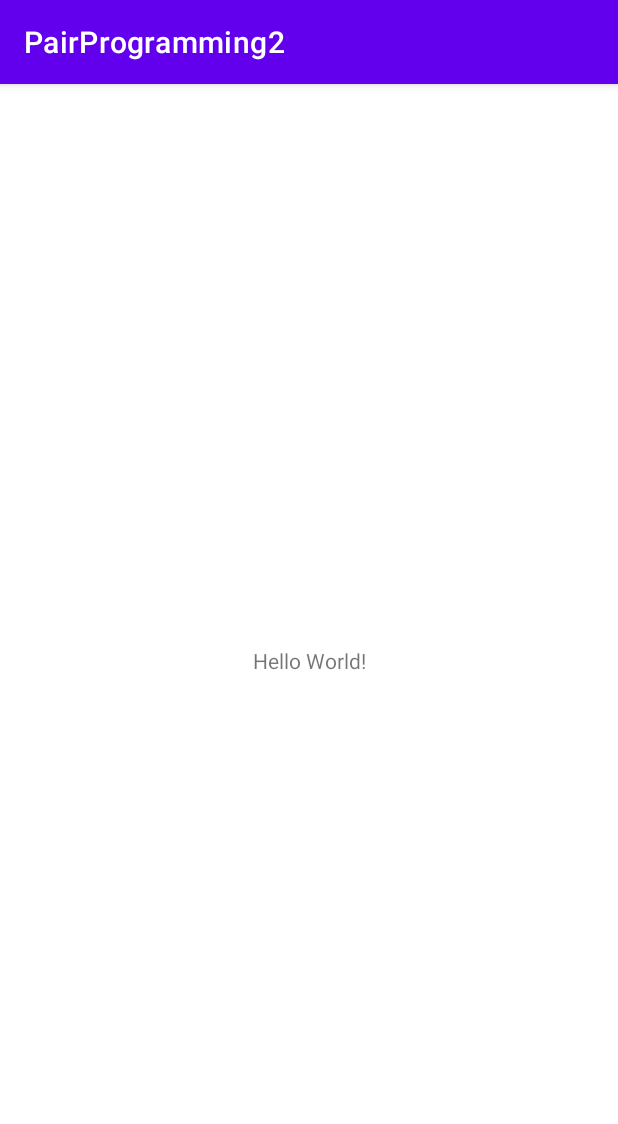
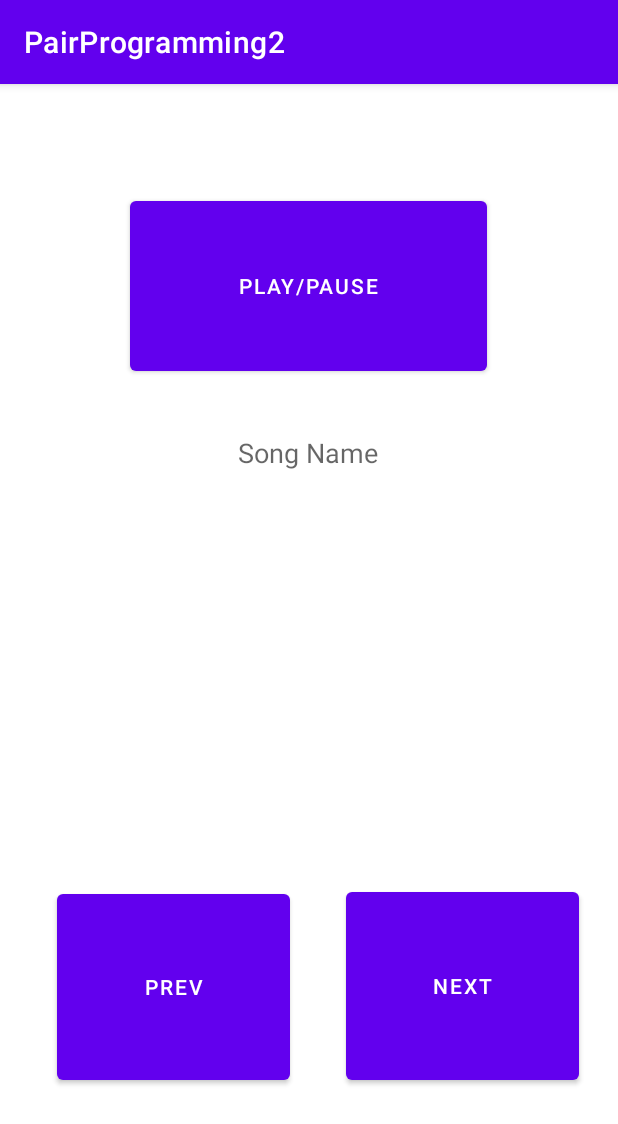
Before and after one commit to Ybinl3/PairProgramming2, an Android app: the screen it shows after launch (MainActivity), on a phone screen of 412 x 824 dp. Shown: the top 1124 px of the screen. Run offline under Robolectric (Android 15) with nearby library versions, the phone set to English and light mode, and no system bars.

Commit message:
Driver #1

```diff
--- a/app/src/main/java/com/example/pairprogramming2/MainActivity.java
+++ b/app/src/main/java/com/example/pairprogramming2/MainActivity.java
@@ -11,4 +11,5 @@ public class MainActivity extends AppCompatActivity {
         super.onCreate(savedInstanceState);
         setContentView(R.layout.activity_main);
     }
+
 }
--- /dev/null
+++ b/app/src/main/java/com/example/pairprogramming2/MusicService.java
@@ -0,0 +1,4 @@
+package com.example.pairprogramming2;
+
+public class MusicService {
+}
--- a/app/src/main/res/layout/activity_main.xml
+++ b/app/src/main/res/layout/activity_main.xml
@@ -6,13 +6,53 @@
     android:layout_height="match_parent"
     tools:context=".MainActivity">
 
+    <Button
+        android:id="@+id/playButton"
+        android:layout_width="238dp"
+        android:layout_height="125dp"
+        android:text="Play/Pause"
+        app:layout_constraintBottom_toBottomOf="parent"
+        app:layout_constraintEnd_toEndOf="parent"
+        app:layout_constraintHorizontal_bias="0.497"
+        app:layout_constraintStart_toStartOf="parent"
+        app:layout_constraintTop_toTopOf="parent"
+        app:layout_constraintVertical_bias="0.112" />
+
+    <Button
+        android:id="@+id/prevButton"
+        android:layout_width="155dp"
+        android:layout_height="136dp"
+        android:text="Prev"
+        app:layout_constraintBottom_toBottomOf="parent"
+        app:layout_constraintEnd_toEndOf="parent"
+        app:layout_constraintHorizontal_bias="0.148"
+        app:layout_constraintStart_toStartOf="parent"
+        app:layout_constraintTop_toTopOf="parent"
+        app:layout_constraintVertical_bias="0.845" />
+
+    <Button
+        android:id="@+id/nextButton"
+        android:layout_width="155dp"
+        android:layout_height="137dp"
+        android:text="Next"
+        app:layout_constraintBottom_toBottomOf="parent"
+        app:layout_constraintEnd_toEndOf="parent"
+        app:layout_constraintHorizontal_bias="0.898"
+        app:layout_constraintStart_toStartOf="parent"
+        app:layout_constraintTop_toTopOf="parent"
+        app:layout_constraintVertical_bias="0.845" />
+
     <TextView
-        android:layout_width="wrap_content"
-        android:layout_height="wrap_content"
-        android:text="Hello World!"
-        app:layout_constraintBottom_toBottomOf="parent"
-        app:layout_constraintLeft_toLeftOf="parent"
-        app:layout_constraintRight_toRightOf="parent"
-        app:layout_constraintTop_toTopOf="parent" />
-
+        android:id="@+id/textView"
+        android:layout_width="128dp"
+        android:layout_height="50dp"
+        android:hint="Song Name"
+        android:textAlignment="center"
+        android:textSize="18sp"
+        app:layout_constraintBottom_toTopOf="@+id/nextButton"
+        app:layout_constraintEnd_toEndOf="parent"
+        app:layout_constraintHorizontal_bias="0.498"
+        app:layout_constraintStart_toStartOf="parent"
+        app:layout_constraintTop_toBottomOf="@+id/playButton"
+        app:layout_constraintVertical_bias="0.127" />
 </androidx.constraintlayout.widget.ConstraintLayout>
```
Also changed, not shown: app/src/main/java/com/example/pairprogramming2/MusicCompletionReceiver.java (added, +26 -0 lines), app/src/main/java/com/example/pairprogramming2/MusicPlayer.java (added, +42 -0 lines), 3 other files.
